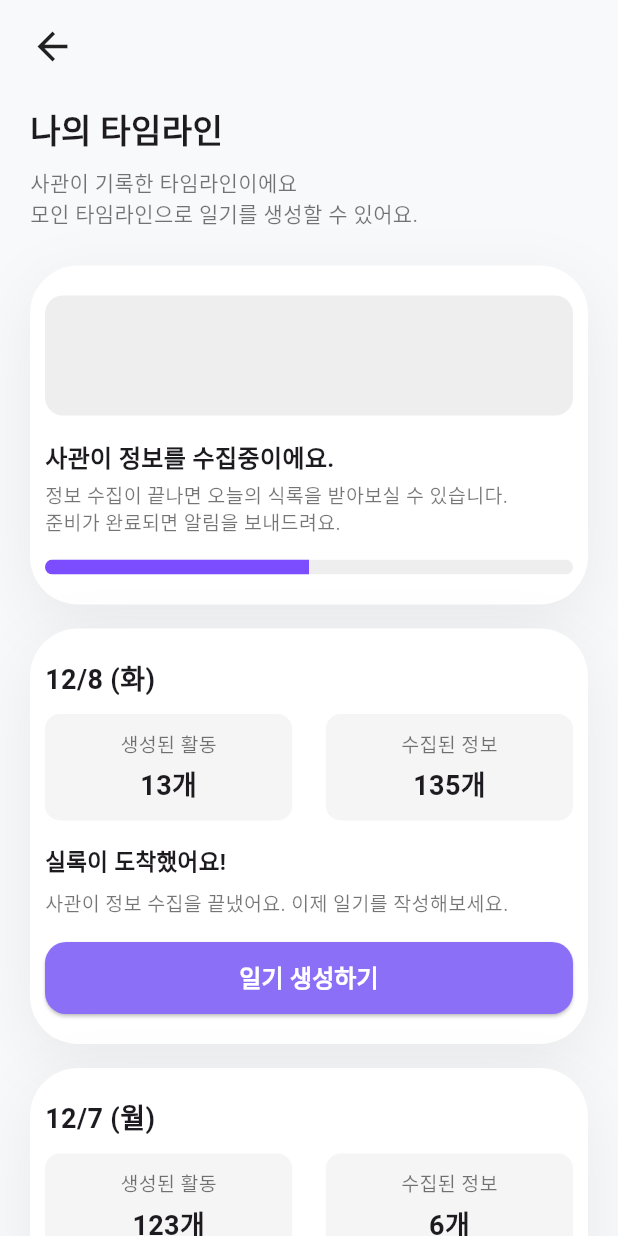
After one commit to sunoojin/FrontendForMe, a Flutter app: the TimelineListScreen screen opened directly, on a phone screen of 412 x 824 dp. The commit adds this screen. Run offline on Flutter 3.47's test engine with Material 3 defaults, Android fonts, the phone set to English and light mode, and no system bars; our stand-ins replace permission_handler, shared_preferences, smooth_corner; accounts and stored records are empty.

Commit message:
feat: timeline 일부 구현 + tutorial 완성

```diff
--- /dev/null
+++ b/diary_for_me/lib/timeline/screen/timeline_list_screen.dart
@@ -0,0 +1,103 @@
+import 'package:flutter/material.dart';
+import 'package:diary_for_me/common/ui_kit.dart';
+import 'package:diary_for_me/timeline/widget/time_line_card.dart';
+
+class TimelineListScreen extends StatelessWidget {
+  const TimelineListScreen({super.key});
+
+  @override
+  Widget build(BuildContext context) {
+    return Scaffold(
+      backgroundColor: backgroundColor,
+      body: SafeArea(
+        child: SingleChildScrollView(
+          padding: const EdgeInsets.symmetric(horizontal: 20),
+          child: Column(
+            crossAxisAlignment: CrossAxisAlignment.start,
+            children: [
+              const SizedBox(height: 16),
+
+              // 상단 뒤로가기 버튼
+              GestureDetector(
+                onTap: () => Navigator.pop(context),
+                child: const Icon(Icons.arrow_back, size: 30),
+              ),
+
+              const SizedBox(height: 24),
+
+              // 제목
+              const Text(
+                "나의 타임라인",
+                style: TextStyle(fontSize: 22, fontWeight: FontWeight.w700),
+              ),
+              const SizedBox(height: 8),
+              const Text(
+                "사관이 기록한 타임라인이에요\n모인 타임라인으로 일기를 생성할 수 있어요.",
+                style: TextStyle(
+                  fontSize: 14,
+                  color: Colors.black54,
+                  height: 1.4,
+                ),
+              ),
+
+              const SizedBox(height: 24),
+
+              // 오늘
+              contentsCard(
+                children: [
+                  Container(
+                    height: 80,
+                    decoration: BoxDecoration(
+                      color: Colors.grey.shade200,
+                      borderRadius: BorderRadius.circular(12),
+                    ),
+                  ),
+                  const SizedBox(height: 16),
+                  const Text(
+                    "사관이 정보를 수집중이에요.",
+                    style: TextStyle(fontWeight: FontWeight.w600, fontSize: 16),
+                  ),
+                  const SizedBox(height: 4),
+                  const Text(
+                    "정보 수집이 끝나면 오늘의 식록을 받아보실 수 있습니다.\n준비가 완료되면 알림을 보내드려요.",
+                    style: TextStyle(
+                      color: Colors.black54,
+                      fontSize: 13,
+                      height: 1.3,
+                    ),
+                  ),
+                  const SizedBox(height: 16),
+                  ClipRRect(
+                    borderRadius: BorderRadius.circular(8),
+                    child: LinearProgressIndicator(
+                      value: 0.5,
+                      minHeight: 10,
+                      backgroundColor: Colors.grey.shade200,
+                      color: Colors.deepPurpleAccent,
+                    ),
+                  ),
+                ],
+              ),
+
+              // 어제
+              timelineCard(
+                dateText: "12/8 (화)",
+                activityCount: 13,
+                infoCount: 135,
+                date: DateTime.now().subtract(Duration(days: 1)), // 어제
+              ),
+
+              // 그저께
+              timelineCard(
+                dateText: "12/7 (월)",
+                activityCount: 123,
+                infoCount: 6,
+                date: DateTime.now().subtract(Duration(days: 2)), // 그제
+              ),
+            ],
+          ),
+        ),
+      ),
+    );
+  }
+}
--- /dev/null
+++ b/diary_for_me/lib/timeline/widget/generate_button.dart
@@ -0,0 +1,33 @@
+import 'package:flutter/material.dart';
+import 'package:diary_for_me/timeline/screen/event_list_screen.dart';
+
+class PurpleButton extends StatelessWidget {
+  final String text;
+  final DateTime date;
+  const PurpleButton({super.key, required this.text, required this.date});
+
+  @override
+  Widget build(BuildContext context) {
+    return ElevatedButton(
+      onPressed: () {
+        Navigator.push(
+          context,
+          MaterialPageRoute(builder: (context) => EventListScreen(date: date)),
+        );
+      },
+      style: ElevatedButton.styleFrom(
+        backgroundColor: const Color(0xFF8C6FF7),
+        minimumSize: const Size(double.infinity, 48),
+        shape: RoundedRectangleBorder(borderRadius: BorderRadius.circular(14)),
+      ),
+      child: Text(
+        text,
+        style: const TextStyle(
+          color: Colors.white,
+          fontSize: 16,
+          fontWeight: FontWeight.w600,
+        ),
+      ),
+    );
+  }
+}
--- /dev/null
+++ b/diary_for_me/lib/timeline/widget/info_box.dart
@@ -0,0 +1,32 @@
+import 'package:flutter/material.dart';
+
+class InfoBox extends StatelessWidget {
+  final String title;
+  final String value;
+  const InfoBox({super.key, required this.title, required this.value});
+
+  @override
+  Widget build(BuildContext context) {
+    return Container(
+      width: MediaQuery.of(context).size.width * 0.4,
+      padding: const EdgeInsets.symmetric(vertical: 10),
+      decoration: BoxDecoration(
+        color: Colors.grey.shade100,
+        borderRadius: BorderRadius.circular(10),
+      ),
+      child: Column(
+        children: [
+          Text(
+            title,
+            style: const TextStyle(fontSize: 13, color: Colors.black54),
+          ),
+          const SizedBox(height: 4),
+          Text(
+            value,
+            style: const TextStyle(fontWeight: FontWeight.bold, fontSize: 18),
+          ),
+        ],
+      ),
+    );
+  }
+}
--- /dev/null
+++ b/diary_for_me/lib/timeline/widget/time_line_card.dart
@@ -0,0 +1,42 @@
+import 'package:flutter/material.dart';
+import 'package:diary_for_me/common/ui_kit.dart';
+
+import 'package:diary_for_me/timeline/widget/info_box.dart';
+import 'package:diary_for_me/timeline/widget/generate_button.dart';
+
+/// ✅ 재사용 가능한 타임라인 카드 위젯
+Widget timelineCard({
+  required String dateText, // 날짜
+  required int activityCount, // 생성된 활동 개수
+  required int infoCount, // 수집된 정보 개수
+  required DateTime date,
+}) {
+  return contentsCard(
+    children: [
+      Text(
+        dateText,
+        style: const TextStyle(fontWeight: FontWeight.w700, fontSize: 18),
+      ),
+      const SizedBox(height: 10),
+      Row(
+        mainAxisAlignment: MainAxisAlignment.spaceBetween,
+        children: [
+          InfoBox(title: "생성된 활동", value: "$activityCount개"),
+          InfoBox(title: "수집된 정보", value: "$infoCount개"),
+        ],
+      ),
+      const SizedBox(height: 16),
+      Text(
+        "실록이 도착했어요!",
+        style: const TextStyle(fontWeight: FontWeight.w600, fontSize: 15),
+      ),
+      const SizedBox(height: 6),
+      Text(
+        "사관이 정보 수집을 끝냈어요. 이제 일기를 작성해보세요.",
+        style: const TextStyle(color: Colors.black54, fontSize: 13),
+      ),
+      const SizedBox(height: 16),
+      PurpleButton(text: "일기 생성하기", date: date),
+    ],
+  );
+}
```
Also changed, not shown: diary_for_me/lib/main/home_screen.dart (+9 -4 lines), diary_for_me/lib/timeline/screen/event_list_screen.dart (added, +150 -0 lines), diary_for_me/lib/timeline/widget/event_card.dart (added, +77 -0 lines), diary_for_me/lib/timeline/event_list_screen.dart (deleted), diary_for_me/lib/timeline/screen/edit_event_screen.dart (added), diary_for_me/lib/timeline/timeline_list_screen.dart (deleted).
